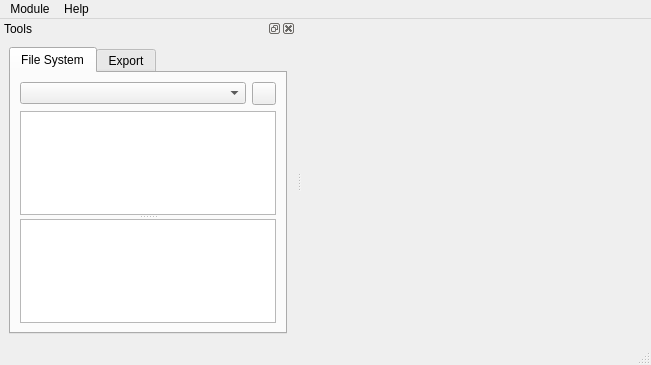
Before: the Qt Designer form qwbfs/src/UIMain.ui in amestica/qwbfs, drawn with Qt 5.
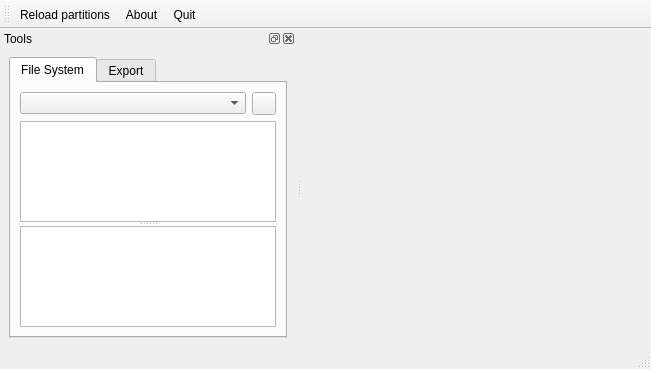
After: the same form once the commit is applied. Icons and pictures are not drawn. Custom widgets are drawn as their Qt base class.

Commit message: Replace menu by a toolbar

Patch:
```diff
--- a/qwbfs/src/UIMain.ui
+++ b/qwbfs/src/UIMain.ui
@@ -7,11 +7,20 @@
     <x>0</x>
     <y>0</y>
     <width>651</width>
-    <height>365</height>
+    <height>369</height>
    </rect>
   </property>
   <property name="windowTitle">
-   <string>Qt WBFS Manager</string>
+   <string>QWBFS Manager</string>
+  </property>
+  <property name="iconSize">
+   <size>
+    <width>24</width>
+    <height>24</height>
+   </size>
+  </property>
+  <property name="unifiedTitleAndToolBarOnMac">
+   <bool>true</bool>
   </property>
   <widget class="QWidget" name="centralwidget">
    <layout class="QVBoxLayout" name="verticalLayout_2">
@@ -190,32 +199,21 @@
     </layout>
    </widget>
   </widget>
-  <widget class="QMenuBar" name="menuBar">
-   <property name="geometry">
-    <rect>
-     <x>0</x>
-     <y>0</y>
-     <width>651</width>
-     <height>22</height>
-    </rect>
-   </property>
-   <widget class="QMenu" name="menuModule">
-    <property name="title">
-     <string>Module</string>
-    </property>
-    <addaction name="aReloadPartitions"/>
-    <addaction name="aQuit"/>
-   </widget>
-   <widget class="QMenu" name="menuHelp">
-    <property name="title">
-     <string>Help</string>
-    </property>
-    <addaction name="aAbout"/>
-   </widget>
-   <addaction name="menuModule"/>
-   <addaction name="menuHelp"/>
-  </widget>
   <widget class="QStatusBar" name="statusBar"/>
+  <widget class="QToolBar" name="toolBar">
+   <property name="windowTitle">
+    <string>toolBar</string>
+   </property>
+   <attribute name="toolBarArea">
+    <enum>TopToolBarArea</enum>
+   </attribute>
+   <attribute name="toolBarBreak">
+    <bool>false</bool>
+   </attribute>
+   <addaction name="aReloadPartitions"/>
+   <addaction name="aAbout"/>
+   <addaction name="aQuit"/>
+  </widget>
   <action name="aReloadPartitions">
    <property name="text">
     <string>Reload partitions</string>
```
Left out of the diff: 12 changed lines with no effect on the pictures. The commit also changes 4 other files.
